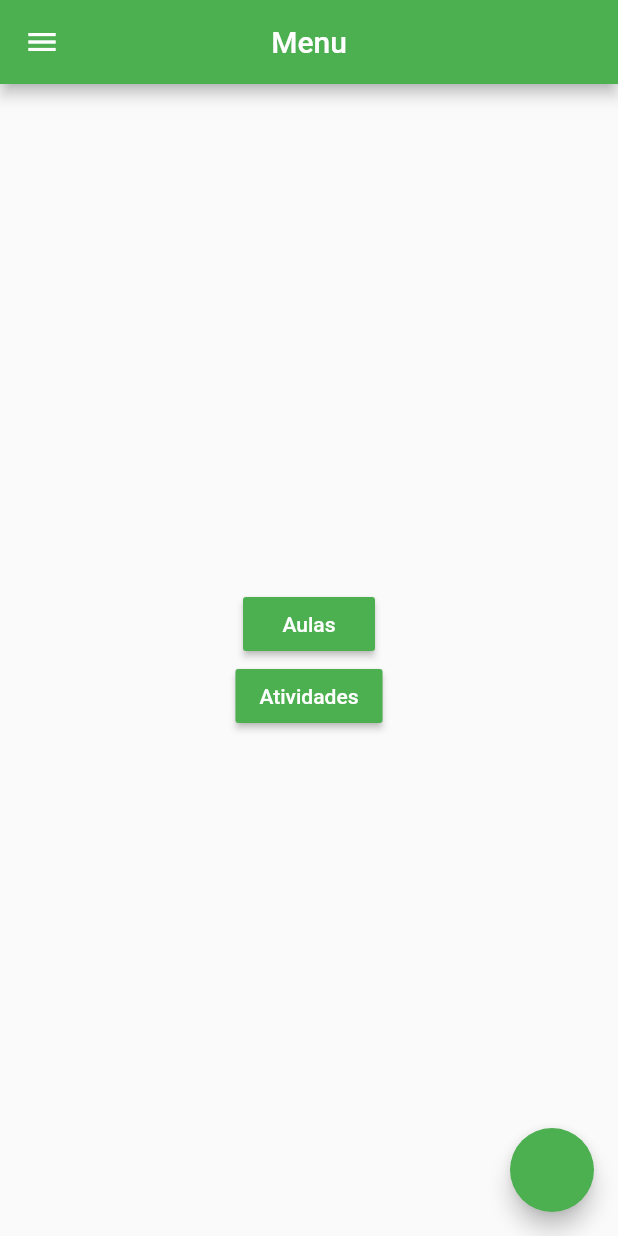
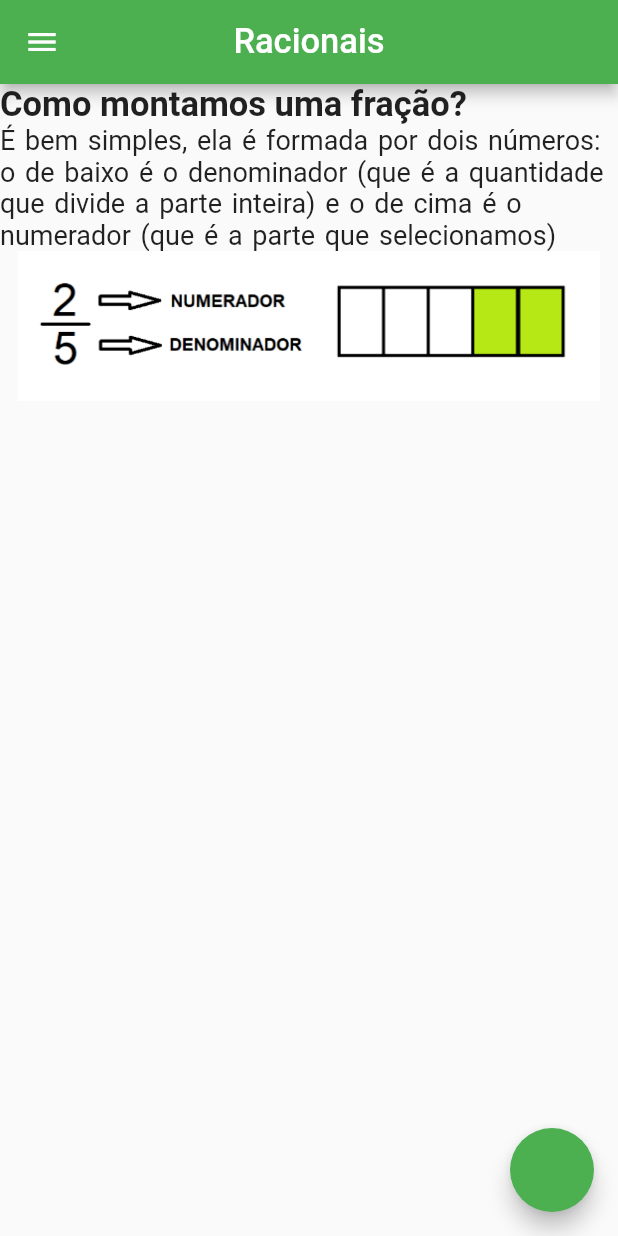
Before and after one commit to MarcosPauloo/RacionaisApp, a Flutter app: the Menu screen opened directly, on a phone screen of 412 x 824 dp. Run offline on Flutter 3.47's test engine with Material 2 defaults, Android fonts, the phone set to English and light mode, and no system bars.

Commit message:
Base
Base do projeto, a partir de agora desenvolver toda a parte mais "complicada"

```diff
--- /dev/null
+++ b/lib/classes/OnClickNavigator.dart
@@ -0,0 +1,6 @@
+import 'package:flutter/cupertino.dart';
+import 'package:flutter/material.dart';
+
+void OnClickNavigator(context, Widget page ){
+    Navigator.push(context, MaterialPageRoute(builder: (context) => page));
+}
--- a/lib/main.dart
+++ b/lib/main.dart
@@ -26,11 +26,11 @@ class _MyAppState extends State<MyApp> {
           centerTitle: true,
           backgroundColor: Colors.green,
         ),
-        body: _body(context),
+        body: _bodyMain(context),
       );
   }
 
-   _body(context) {
+   _bodyMain(context) {
     return Container(
 
       decoration: new BoxDecoration(
--- a/lib/pages/menu.dart
+++ b/lib/pages/menu.dart
@@ -10,7 +10,8 @@ class Menu extends StatelessWidget {
     return Scaffold(
       appBar: AppBar(
         title: Text(
-            "Menu",
+            "Racionais",
+            style: TextStyle(fontSize: 23),
         ),
         centerTitle: true,
         backgroundColor: Colors.green,
@@ -18,23 +19,30 @@ class Menu extends StatelessWidget {
       ),
       body: _bodyMenu(context),
       drawer: Container(
-        color: Colors.amber,
+        color: Colors.white,
+        child: ListView(
+          children: <Widget>[
+                CircleAvatar(
+                  backgroundColor: Colors.green,
+
+                  ),
+               Text("Perfil"),
+              ],
+            ),
       ),
-      floatingActionButton: FloatingActionButton(onPressed: (){}, backgroundColor: Colors.green,),
+      floatingActionButton: FloatingActionButton(onPressed: ()=> _onClickAbrirAtividades(context, Atividades()), backgroundColor: Colors.green),
     );
   }
 
   _bodyMenu(context){
-      return Center(
-         child: Container(
-             child: Column(
-             mainAxisAlignment: MainAxisAlignment.center,
-             children: <Widget>[
-                _buttons(context),
-             ],
-           ),
-      )
-        //_buttonMenu(context, "Atividades" , ()=>  _onClickAbrirAtividades(context, Atividades())),
+     return
+      ListView(
+        children: <Widget>[
+           _text1(),
+           _text2(),
+            _img(),
+
+        ],
       );
   }
 
@@ -42,7 +50,6 @@ class Menu extends StatelessWidget {
     return Column(
       mainAxisAlignment: MainAxisAlignment.center,
       children: <Widget>[
-        Button("Aulas" , ()=>  _onClickAbrirAtividades(context, Atividades()),Colors.green),
         Button("Atividades" , ()=>  _onClickAbrirAtividades(context, Atividades()),Colors.green),
       ],
     );
@@ -52,4 +59,33 @@ class Menu extends StatelessWidget {
       String s = await push(context, page);
   }
 
+  _img() {
+     return Image.asset("assets/images/explicacao1.png", width: 100, height: 100,);
+    //return Image.network("https://cdn.pixabay.com/photo/2012/05/07/15/07/penguin-48559_640.png", width: 100, height: 100);
+  }
+  _text1() {
+    return
+
+      Text(
+        "Como montamos uma fração?",
+        style: TextStyle(
+          fontSize: 23,
+          fontStyle: FontStyle.normal,
+          fontWeight: FontWeight.bold,
+          decorationColor: Colors.black,
+      ),
+
+    );
+  }
+  _text2(){
+    return Text(
+        "É bem simples, ela é formada por dois números: o de baixo é o denominador (que é a quantidade que divide a parte inteira) e o de cima é o numerador (que é a parte que selecionamos)",
+        style: TextStyle(
+          fontSize: 18,
+          wordSpacing: 2,
+
+        ),
+    );
+  }
+
 }
```
Also changed, not shown: lib/pages/atividades.dart (+29 -13 lines), lib/pages/pageTest.dart (added, +98 -0 lines), lib/pages/pageTest2.dart (added, +44 -0 lines), assets/images/fundo.png (added).
